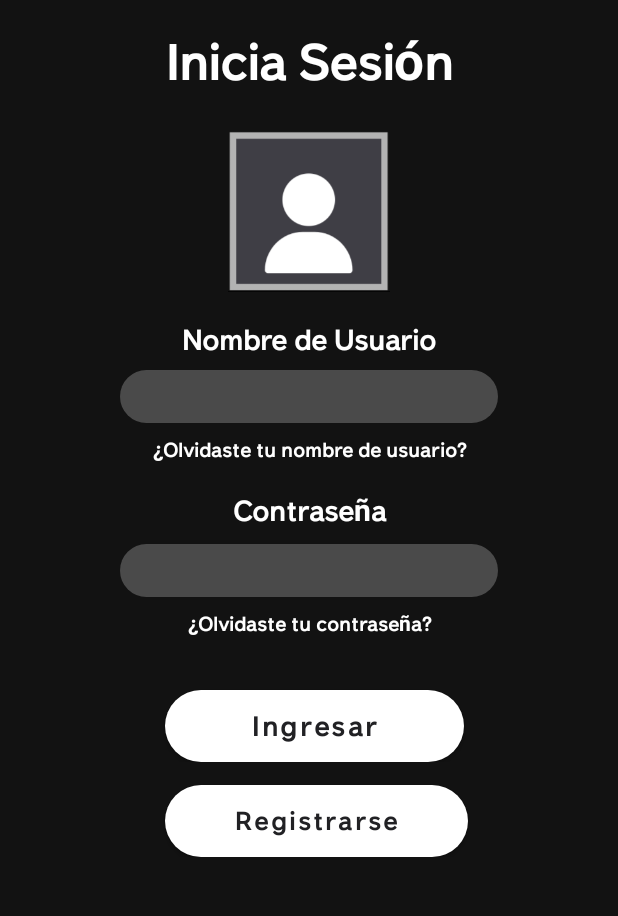
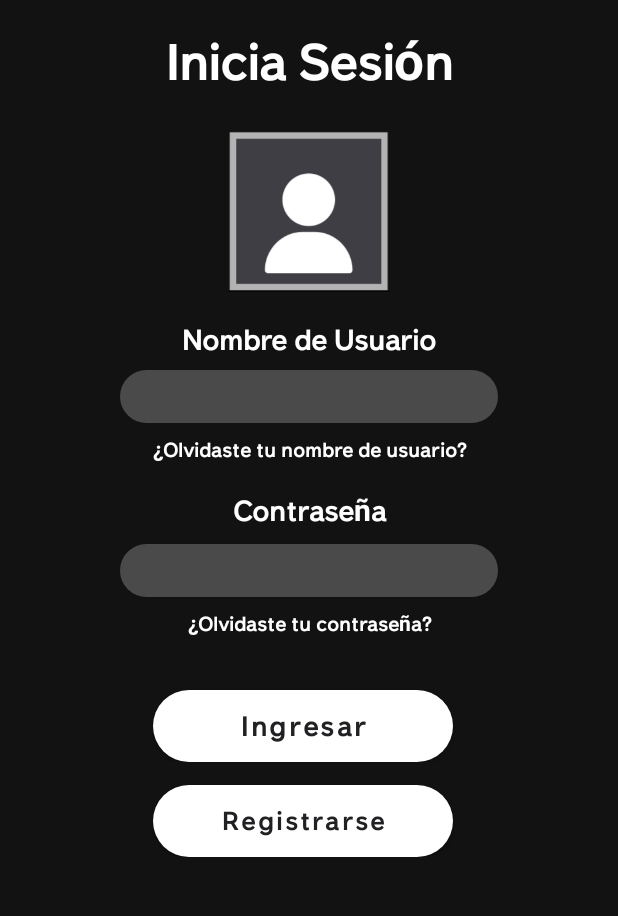
Before and after one commit to yairmc/Reel_ProyectoMoviles, an Android app: the screen it shows after launch (iniciar_sesion), on a phone screen of 412 x 824 dp, the part 132-1048 px from its top. Run offline under Robolectric (Android 15) with nearby library versions, the phone set to English and light mode, and no system bars.

```diff
--- a/app/src/main/res/layout/activity_iniciar_sesion.xml
+++ b/app/src/main/res/layout/activity_iniciar_sesion.xml
@@ -156,9 +156,9 @@
         android:layout_height="wrap_content">
 
         <Button
-            android:layout_width="199dp"
+            android:layout_width="match_parent"
             android:layout_height="wrap_content"
-            android:layout_marginLeft="110dp"
+            android:layout_marginLeft="102dp"
             android:layout_marginTop="35dp"
             android:layout_marginRight="110dp"
             android:background="@drawable/round_button_dos"
@@ -175,9 +175,9 @@
         android:layout_height="wrap_content">
 
         <Button
-            android:layout_width="202dp"
+            android:layout_width="match_parent"
             android:layout_height="wrap_content"
-            android:layout_marginLeft="110dp"
+            android:layout_marginLeft="102dp"
             android:layout_marginTop="15dp"
             android:layout_marginRight="110dp"
             android:background="@drawable/round_button_dos"
```
